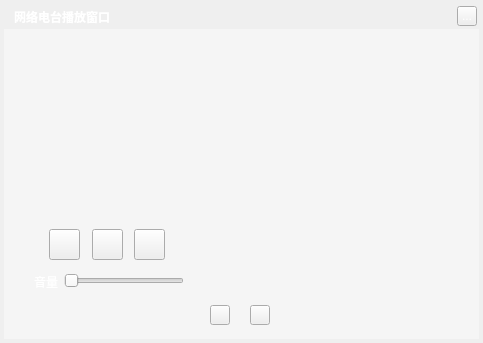
Greedysky/TTKMusicPlayer, file TTKModule/TTKWidget/musicUiKits/musicToolsKits/musicwebfmradioplaywidget.ui: the form before one commit.
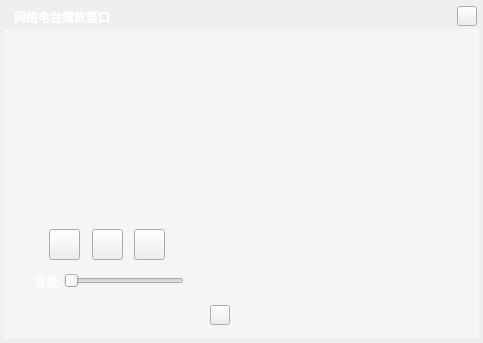
The form after the commit. Custom widgets are drawn as their Qt base class.

Patch:
```diff
--- a/TTKModule/TTKWidget/musicUiKits/musicToolsKits/musicwebfmradioplaywidget.ui
+++ b/TTKModule/TTKWidget/musicUiKits/musicToolsKits/musicwebfmradioplaywidget.ui
@@ -195,16 +195,6 @@
     </rect>
    </property>
   </widget>
-  <widget class="QToolButton" name="shareButton">
-   <property name="geometry">
-    <rect>
-     <x>250</x>
-     <y>305</y>
-     <width>20</width>
-     <height>20</height>
-    </rect>
-   </property>
-  </widget>
   <widget class="QToolButton" name="downloadButton">
    <property name="geometry">
     <rect>
```
Left out of the diff: 1 changed line with no effect on the pictures.
